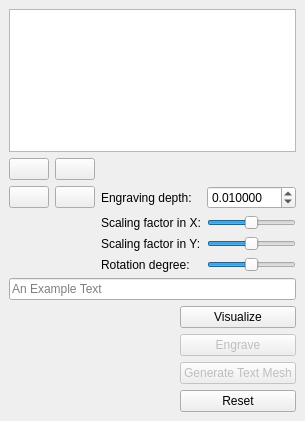
CGAL/cgal, file Polyhedron/demo/Polyhedron/Plugins/PMP/Engrave_dock_widget.ui: the form before one commit.
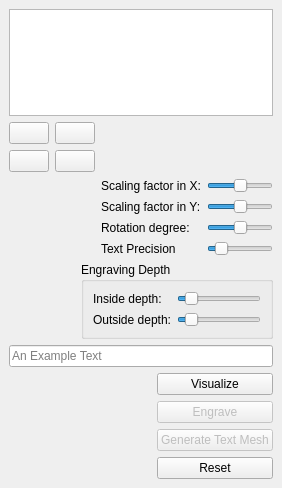
The form after the commit. Icons and pictures are not drawn.

```diff
--- a/Polyhedron/demo/Polyhedron/Plugins/PMP/Engrave_dock_widget.ui
+++ b/Polyhedron/demo/Polyhedron/Plugins/PMP/Engrave_dock_widget.ui
@@ -6,23 +6,23 @@
    <rect>
     <x>0</x>
     <y>0</y>
-    <width>305</width>
-    <height>421</height>
+    <width>282</width>
+    <height>488</height>
    </rect>
   </property>
   <property name="windowTitle">
    <string>Engraving</string>
   </property>
   <widget class="QWidget" name="dockWidgetContents">
-   <layout class="QGridLayout" name="gridLayout" columnstretch="1">
-    <item row="2" column="0">
+   <layout class="QGridLayout" name="gridLayout" columnstretch="0">
+    <item row="3" column="0">
      <widget class="QLineEdit" name="lineEdit">
       <property name="placeholderText">
        <string>An Example Text</string>
       </property>
      </widget>
     </item>
-    <item row="3" column="0">
+    <item row="4" column="0">
      <layout class="QHBoxLayout" name="horizontalLayout">
       <item>
        <spacer name="horizontalSpacer">
@@ -90,14 +90,7 @@
         </property>
        </widget>
       </item>
-      <item row="1" column="2">
-       <widget class="QLabel" name="label_3">
-        <property name="text">
-         <string>Engraving depth:</string>
-        </property>
-       </widget>
-      </item>
-      <item row="4" column="3">
+      <item row="5" column="3">
        <widget class="QSlider" name="rot_slider">
         <property name="minimum">
          <number>-179</number>
@@ -134,25 +127,6 @@
         </property>
        </spacer>
       </item>
-      <item row="2" column="3">
-       <widget class="QSlider" name="scalX_slider">
-        <property name="maximum">
-         <number>2000</number>
-        </property>
-        <property name="singleStep">
-         <number>1</number>
-        </property>
-        <property name="value">
-         <number>1000</number>
-        </property>
-        <property name="sliderPosition">
-         <number>1000</number>
-        </property>
-        <property name="orientation">
-         <enum>Qt::Horizontal</enum>
-        </property>
-       </widget>
-      </item>
       <item row="1" column="1">
        <widget class="QPushButton" name="t_down_pushButton">
         <property name="text">
@@ -164,7 +138,7 @@
         </property>
        </widget>
       </item>
-      <item row="2" column="2">
+      <item row="3" column="2">
        <widget class="QLabel" name="label_2">
         <property name="text">
          <string>Scaling factor in X:</string>
@@ -182,30 +156,33 @@
         </property>
        </widget>
       </item>
-      <item row="4" column="2">
+      <item row="5" column="2">
        <widget class="QLabel" name="label">
         <property name="text">
          <string>Rotation degree:</string>
         </property>
        </widget>
       </item>
-      <item row="1" column="3">
-       <widget class="QDoubleSpinBox" name="depth_spinBox">
-        <property name="decimals">
-         <number>6</number>
-        </property>
-        <property name="minimum">
-         <double>0.000001000000000</double>
-        </property>
-        <property name="singleStep">
-         <double>0.100000000000000</double>
-        </property>
-        <property name="value">
-         <double>0.010000000000000</double>
-        </property>
-       </widget>
-      </item>
       <item row="3" column="3">
+       <widget class="QSlider" name="scalX_slider">
+        <property name="maximum">
+         <number>2000</number>
+        </property>
+        <property name="singleStep">
+         <number>1</number>
+        </property>
+        <property name="value">
+         <number>1000</number>
+        </property>
+        <property name="sliderPosition">
+         <number>1000</number>
+        </property>
+        <property name="orientation">
+         <enum>Qt::Horizontal</enum>
+        </property>
+       </widget>
+      </item>
+      <item row="4" column="3">
        <widget class="QSlider" name="scalY_slider">
         <property name="maximum">
          <number>2000</number>
@@ -221,18 +198,104 @@
         </property>
        </widget>
       </item>
-      <item row="3" column="2">
+      <item row="4" column="2">
        <widget class="QLabel" name="label_4">
         <property name="text">
          <string>Scaling factor in Y:</string>
         </property>
        </widget>
       </item>
+      <item row="6" column="3">
+       <widget class="QSlider" name="text_prec_slider">
+        <property name="minimum">
+         <number>1</number>
+        </property>
+        <property name="value">
+         <number>15</number>
+        </property>
+        <property name="orientation">
+         <enum>Qt::Horizontal</enum>
+        </property>
+       </widget>
+      </item>
+      <item row="6" column="2">
+       <widget class="QLabel" name="label_5">
+        <property name="text">
+         <string>Text Precision</string>
+        </property>
+       </widget>
+      </item>
      </layout>
     </item>
     <item row="0" column="0">
      <widget class="QGraphicsView" name="graphicsView"/>
     </item>
+    <item row="2" column="0">
+     <layout class="QHBoxLayout" name="horizontalLayout_2">
+      <item>
+       <spacer name="horizontalSpacer_3">
+        <property name="orientation">
+         <enum>Qt::Horizontal</enum>
+        </property>
+        <property name="sizeHint" stdset="0">
+         <size>
+          <width>40</width>
+          <height>20</height>
+         </size>
+        </property>
+       </spacer>
+      </item>
+      <item>
+       <widget class="QGroupBox" name="groupBox">
+        <property name="title">
+         <string>Engraving Depth</string>
+        </property>
+        <layout class="QGridLayout" name="gridLayout_3">
+         <item row="0" column="0">
+          <widget class="QLabel" name="label_3">
+           <property name="text">
+            <string>Inside depth:</string>
+           </property>
+          </widget>
+         </item>
+         <item row="1" column="0">
+          <widget class="QLabel" name="label_6">
+           <property name="text">
+            <string>Outside depth:</string>
+           </property>
+          </widget>
+         </item>
+         <item row="0" column="1">
+          <widget class="QSlider" name="bot_slider">
+           <property name="maximum">
+            <number>10000</number>
+           </property>
+           <property name="value">
+            <number>1000</number>
+           </property>
+           <property name="orientation">
+            <enum>Qt::Horizontal</enum>
+           </property>
+          </widget>
+         </item>
+         <item row="1" column="1">
+          <widget class="QSlider" name="top_slider">
+           <property name="maximum">
+            <number>10000</number>
+           </property>
+           <property name="value">
+            <number>1000</number>
+           </property>
+           <property name="orientation">
+            <enum>Qt::Horizontal</enum>
+           </property>
+          </widget>
+         </item>
+        </layout>
+       </widget>
+      </item>
+     </layout>
+    </item>
    </layout>
   </widget>
  </widget>
```
